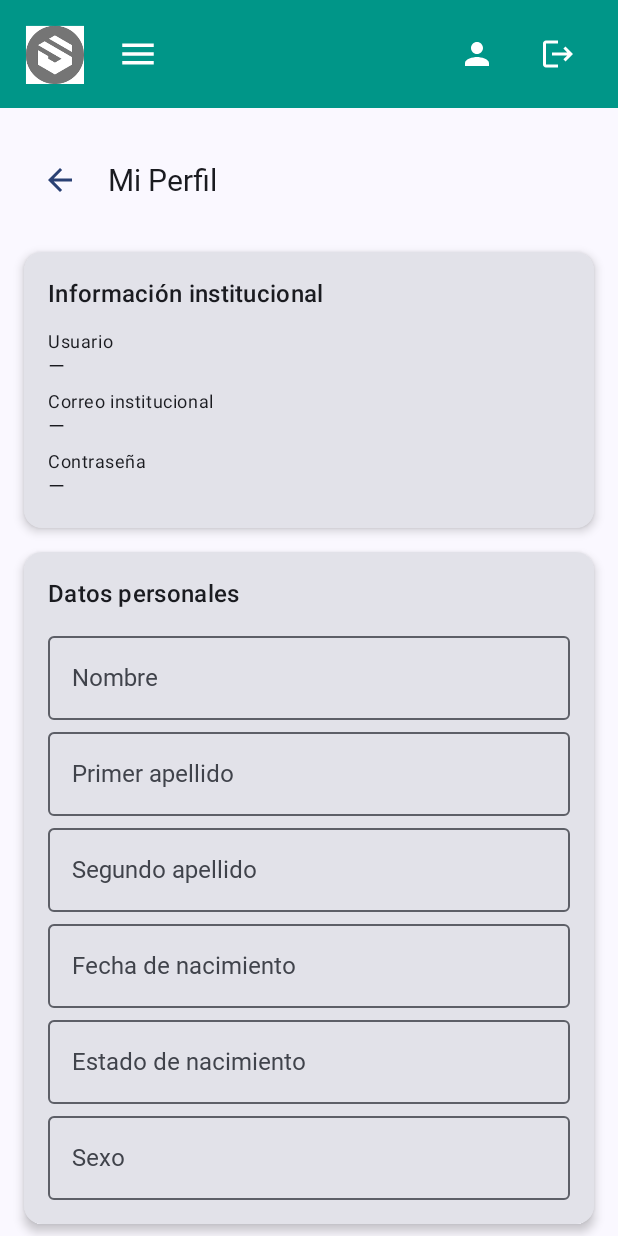
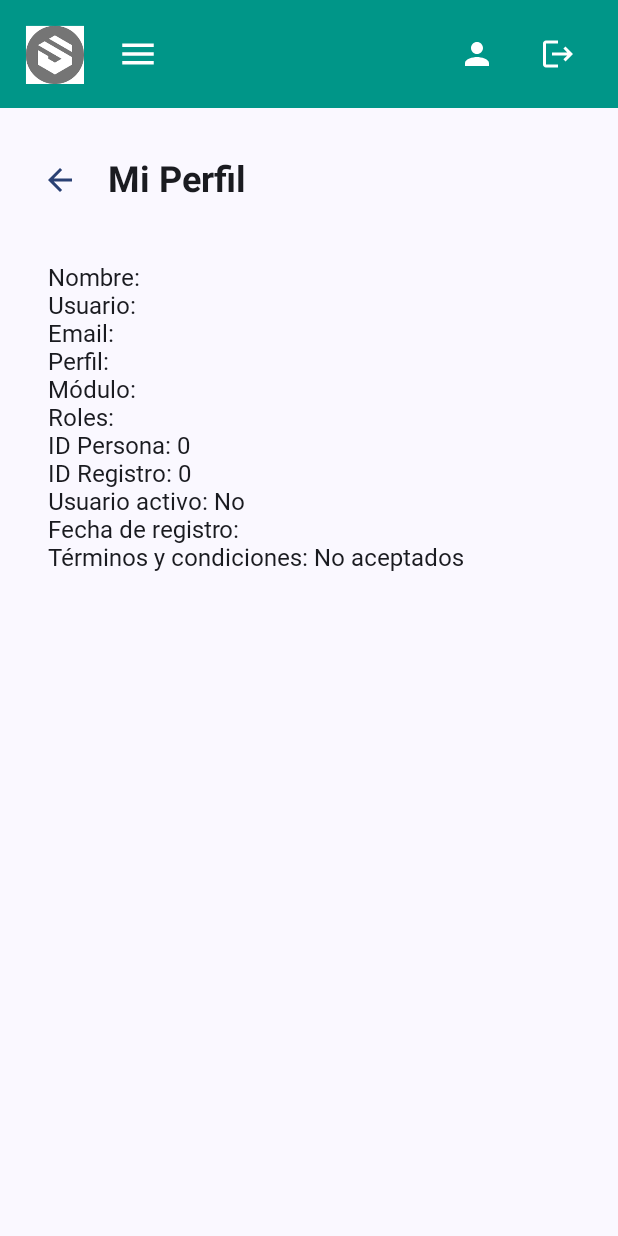
Before and after one commit to emishouse/ProyectoApp4B, an Android app built with Jetpack Compose: the composable PerfilScreen called with empty values, on a phone screen of 412 x 824 dp. Run offline under Robolectric (Android 15) with nearby library versions, the phone set to English and light mode, and no system bars; Roboto replaces fonts that are not available here.

Commit message:
Otra modificación de diseño

```diff
--- a/app/src/main/java/com/example/proyectoapp4b/navigation/AppNavHost.kt
+++ b/app/src/main/java/com/example/proyectoapp4b/navigation/AppNavHost.kt
@@ -87,7 +87,11 @@ fun AppNavHost() {
         }
 
         composable("recuperar") {
-            RecuperarContrasenaScreen(onBack = { navController.popBackStack() })
+            val uiState by loginViewModel.uiState.collectAsState()
+            val user = uiState.user
+
+            RecuperarContrasenaScreen(
+                onBack = { navController.popBackStack() })
         }
 
         composable(
@@ -178,9 +182,21 @@ fun AppNavHost() {
             arguments = listOf(navArgument("username") { type = NavType.StringType })
         ) { entry ->
             val username = entry.arguments?.getString("username") ?: ""
+            val uiState by loginViewModel.uiState.collectAsState()
+            val user = uiState.user
             PerfilScreen(
                 navController = navController,
-                username = username,
+                username = user?.username ?: "",
+                personFullName = user?.personFullName ?: "",
+                email = user?.email ?: "",
+                profileName = user?.profileName ?: "",
+                accessModule = user?.accessModule?: "",
+                personId = user?.personId ?: 0,
+                id = user?.id ?: 0,
+                register = user?.register ?: "",
+                roles = user?.roles ?: listOf(),
+                active = user?.active?: false,
+                termsConditions = user?.termsConditions?: false,
                 onLogout = {
                     loginViewModel.clearFields()
                     navController.navigate("login") { popUpTo("login") { inclusive = true } }
--- a/app/src/main/java/com/example/proyectoapp4b/ui/menu/MenuScreen.kt
+++ b/app/src/main/java/com/example/proyectoapp4b/ui/menu/MenuScreen.kt
@@ -83,7 +83,7 @@ fun MenuScreen(
                 Text("Consulta y edita tu información personal.")
             }
         }
-
+/*
         Spacer(modifier = Modifier.height(12.dp))
         // Datos básicos (Nombre, Usuario, Email)
         Card(
@@ -107,6 +107,8 @@ fun MenuScreen(
                 Text("Términos y condiciones: ${if (termsConditions) "Aceptados" else "No aceptados"}", style = MaterialTheme.typography.bodyLarge)
             }
         }
+
+ */
     }
 }
 
--- a/app/src/main/java/com/example/proyectoapp4b/ui/perfil/PerfilScreen.kt
+++ b/app/src/main/java/com/example/proyectoapp4b/ui/perfil/PerfilScreen.kt
@@ -1,6 +1,7 @@
 package com.example.proyectoapp4b.ui.perfil
 // Paquete donde vive esta pantalla. Organiza lógicamente todas las pantallas relacionadas con el perfil del usuario.
 
+import androidx.compose.foundation.clickable
 import androidx.compose.foundation.layout.*
 // Importa los elementos de layout básicos (Column, Row, Spacer, etc.)
 
@@ -11,7 +12,9 @@ import androidx.compose.foundation.verticalScroll
 // Habilita el comportamiento de scroll vertical dentro de un layout.
 
 import androidx.compose.material.icons.Icons
+import androidx.compose.material.icons.automirrored.filled.ArrowForward
 import androidx.compose.material.icons.filled.ArrowBack
+import androidx.compose.material.icons.filled.ArrowForward
 // Importa el icono de flecha hacia atrás para el botón de navegación.
 
 import androidx.compose.material3.*
@@ -24,9 +27,11 @@ import androidx.compose.ui.Alignment
 // Controla alineaciones dentro de filas y columnas.
 
 import androidx.compose.ui.Modifier
+import androidx.compose.ui.graphics.Color
 // Permite aplicar configuraciones visuales y de interacción a los composables (padding, fillMaxSize, etc).
 
 import androidx.compose.ui.text.font.FontWeight
+import androidx.compose.ui.text.style.TextAlign
 // Permite definir pesos/tipos de estilo tipográfico (Bold, Medium, etc.)
 
 import androidx.compose.ui.tooling.preview.Preview
@@ -53,42 +58,43 @@ import com.example.proyectoapp4b.ui.components.SigoTopBar
 
 @Composable
 fun PerfilScreen(
-    navController: NavController,        // Controlador de navegación para moverse entre pantallas.
-    username: String,                    // Nombre de usuario actual, recibido desde el login o menú.
-    onLogout: () -> Unit,                // Acción ejecutada al cerrar sesión.
-    onMenuPrincipal: () -> Unit,         // Acción para volver al menú principal.
-    viewModel: PerfilViewModel = viewModel()   // ViewModel que maneja los datos del perfil.
+    navController: NavController,
+    username: String,
+    personFullName: String,
+    email: String,
+    profileName: String,
+    accessModule: String,
+    personId: Int,
+    id: Int,
+    register: String,
+    roles: List<String>,
+    active: Boolean,
+    termsConditions: Boolean,
+    onLogout: () -> Unit,
+    onMenuPrincipal: () -> Unit,
+    viewModel: PerfilViewModel = viewModel()
 ) {
+    val usuarioState by viewModel.usuario.collectAsState()
 
-    val usuarioState by viewModel.usuario.collectAsState()
-    // Se obtiene el estado del usuario desde el ViewModel. collectAsState convierte el Flow en un estado observable por Compose.
-
-
-    // Cargar datos iniciales al entrar
     LaunchedEffect(username) {
         viewModel.cargarPerfil(username)
-        // Ejecuta la carga de datos del perfil cuando el username cambia o la pantalla inicia.
     }
 
     Column(
         modifier = Modifier
-            .fillMaxSize()                   // Ocupa toda la pantalla.
-            .verticalScroll(rememberScrollState())  // Permite desplazamiento vertical.
+            .fillMaxSize()
+            .verticalScroll(rememberScrollState())
     ) {
-
-        // TopBar: al hacer logout además de ejecutar onLogout limpiamos la navegación
+        // ✅ TopBar institucional con logout y navegación
         SigoTopBar(
-            username = username,           // Muestra el usuario en la barra superior.
+            username = username,
             onLogout = {
-                onLogout()                // Ejecuta la acción externa de cierre de sesión.
-
-                // Limpia el historial para evitar volver atrás después del logout.
+                onLogout()
                 navController.navigate("login") {
                     popUpTo(0) { inclusive = true }
                 }
             },
             onMenuPrincipal = {
-                // Navega al menú asegurando que no se acumulen pantallas previas.
                 navController.navigate("menu/$username") {
                     popUpTo("menu/$username") { inclusive = true }
                 }
@@ -97,182 +103,60 @@ fun PerfilScreen(
 
         Spacer(modifier = Modifier.height(24.dp))
 
-
+        // 🔙 Flecha + título
         Row(
             modifier = Modifier
                 .fillMaxWidth()
                 .padding(horizontal = 16.dp),
-            verticalAlignment = Alignment.CenterVertically   // Centra el contenido de la fila.
+            verticalAlignment = Alignment.CenterVertically
         ) {
-
             IconButton(onClick = { navController.popBackStack() }) {
                 Icon(
-                    imageVector = Icons.Default.ArrowBack,    // Flecha hacia atrás.
+                    imageVector = Icons.Default.ArrowBack,
                     contentDescription = "Regresar",
-                    tint = MaterialTheme.colorScheme.primary   // Color del ícono.
+                    tint = MaterialTheme.colorScheme.primary
                 )
             }
 
             Spacer(modifier = Modifier.width(8.dp))
 
             Text(
-                text = "Mi Perfil",                            // Título de pantalla.
-                style = MaterialTheme.typography.titleLarge,   // Estilo grande.
-                fontWeight = FontWeight.Bold                   // Negrita.
+                text = "Mi Perfil",
+                style = MaterialTheme.typography.headlineSmall,
+                fontWeight = FontWeight.Bold,
+                color = MaterialTheme.colorScheme.onBackground
             )
         }
 
 
+
         Spacer(modifier = Modifier.height(16.dp))
 
-
-        // Información institucional
-        PerfilCard(title = "Información institucional") {
-            // Campo mostrado en modo lectura
-            PerfilField(label = "Usuario", value = usuarioState.usuario)
-
-            PerfilField(label = "Correo institucional", value = usuarioState.correoInstitucional)
-
-            PerfilField(label = "Contraseña", value = usuarioState.contrasena)
-            // Estos datos vienen solo del servidor o del ViewModel.
-        }
-
-
-        // Datos personales (editable)
-        PerfilCard(title = "Datos personales") {
-
-            OutlinedTextField(
-                value = usuarioState.nombre,                    // Nombre actual.
-                onValueChange = { viewModel.actualizarNombre(it) }, // Actualiza en ViewModel.
-                label = { Text("Nombre") },
-                modifier = Modifier.fillMaxWidth()
-            )
-
-            OutlinedTextField(
-                value = usuarioState.primerApellido,
-                onValueChange = { viewModel.actualizarPrimerApellido(it) },
-                label = { Text("Primer apellido") },
-                modifier = Modifier.fillMaxWidth()
-            )
-
-            OutlinedTextField(
-                value = usuarioState.segundoApellido,
-                onValueChange = { viewModel.actualizarSegundoApellido(it) },
-                label = { Text("Segundo apellido") },
-                modifier = Modifier.fillMaxWidth()
-            )
-
-            OutlinedTextField(
-                value = usuarioState.fechaNacimiento,
-                onValueChange = { viewModel.actualizarFechaNacimiento(it) },
-                label = { Text("Fecha de nacimiento") },
-                modifier = Modifier.fillMaxWidth()
-            )
-
-            OutlinedTextField(
-                value = usuarioState.estadoNacimiento,
-                onValueChange = { viewModel.actualizarEstadoNacimiento(it) },
-                label = { Text("Estado de nacimiento") },
-                modifier = Modifier.fillMaxWidth()
-            )
-
-            OutlinedTextField(
-                value = usuarioState.sexo,
-                onValueChange = { viewModel.actualizarSexo(it) },
-                label = { Text("Sexo") },
-                modifier = Modifier.fillMaxWidth()
-            )
-        }
-
-
-        // Identificadores oficiales
-        PerfilCard(title = "Identificadores") {
-
-            OutlinedTextField(
-                value = usuarioState.curp,
-                onValueChange = { viewModel.actualizarCurp(it) },
-                label = { Text("CURP") },
-                modifier = Modifier.fillMaxWidth()
-            )
-
-            OutlinedTextField(
-                value = usuarioState.nss,
-                onValueChange = { viewModel.actualizarNss(it) },
-                label = { Text("Número de Seguridad Social") },
-                modifier = Modifier.fillMaxWidth()
-            )
-        }
-
-
-        // Contacto
-        PerfilCard(title = "Contacto") {
-
-            OutlinedTextField(
-                value = usuarioState.telefono,
-                onValueChange = { viewModel.actualizarTelefono(it) },
-                label = { Text("Teléfono") },
-                modifier = Modifier.fillMaxWidth()
-            )
-
-            OutlinedTextField(
-                value = usuarioState.correoAlternativo,
-                onValueChange = { viewModel.actualizarCorreoAlternativo(it) },
-                label = { Text("Correo alternativo") },
-                modifier = Modifier.fillMaxWidth()
-            )
+        // Datos básicos (Nombre, Usuario, Email)
+        Card(
+            modifier = Modifier
+                .fillMaxWidth()
+                .padding(horizontal = 16.dp),
+            elevation = CardDefaults.cardElevation(0.dp), // 🔹 sin sombra
+            colors = CardDefaults.cardColors(containerColor = Color.Transparent) // 🔹 sin fondo
+        ) {
+            Column(modifier = Modifier.padding(16.dp)) {
+                Text("Nombre: $personFullName", style = MaterialTheme.typography.bodyLarge)
+                Text("Usuario: $username", style = MaterialTheme.typography.bodyLarge)
+                Text("Email: $email", style = MaterialTheme.typography.bodyLarge)
+                Text("Perfil: $profileName", style = MaterialTheme.typography.bodyLarge)
+                Text("Módulo: $accessModule", style = MaterialTheme.typography.bodyLarge)
+                Text("Roles: ${roles.joinToString(", ")}", style = MaterialTheme.typography.bodyLarge)
+                Text("ID Persona: $personId", style = MaterialTheme.typography.bodyLarge)
+                Text("ID Registro: $id", style = MaterialTheme.typography.bodyLarge)
+                Text("Usuario activo: ${if (active) "Sí" else "No"}", style = MaterialTheme.typography.bodyLarge)
+                Text("Fecha de registro: $register", style = MaterialTheme.typography.bodyLarge)
+                Text("Términos y condiciones: ${if (termsConditions) "Aceptados" else "No aceptados"}", style = MaterialTheme.typography.bodyLarge)
+            }
         }
 
         Spacer(modifier = Modifier.height(20.dp))
     }
-}
-
-
-
-@Composable
-fun PerfilCard(title: String, content: @Composable ColumnScope.() -> Unit) {
-    // Contenedor reutilizable con estilo de tarjeta para agrupar secciones del perfil.
-    Card(
-        modifier = Modifier
-            .fillMaxWidth()
-            .padding(horizontal = 16.dp, vertical = 8.dp),
-        elevation = CardDefaults.cardElevation(defaultElevation = 4.dp)
-    ) {
-        Column(modifier = Modifier.padding(16.dp)) {
-            Text(text = title, style = MaterialTheme.typography.titleMedium)
-            Spacer(modifier = Modifier.height(8.dp))
-            content() // Inserta el contenido específico pasado como parámetro.
-        }
-    }
-}
-
-
-
-@Composable
-fun PerfilField(label: String, value: String) {
-    // Campo de lectura simple compuesto por etiqueta y valor.
-    Column(modifier = Modifier.padding(vertical = 4.dp)) {
-        Text(text = label, style = MaterialTheme.typography.bodySmall)
-        Text(
-            text = if (value.isEmpty()) "—" else value, // Muestra guion si no hay datos.
-            style = MaterialTheme.typography.bodyMedium
-        )
-    }
-}
-
-
-
-@Preview(showBackground = true)
-@Composable
-fun PerfilScreenPreview() {
-    // Crea un NavController simulado para la vista previa.
-    val navController = rememberNavController()
-
-    PerfilScreen(
-        navController = navController,
-        username = "UsuarioDemo",
-        onLogout = {},
-        onMenuPrincipal = {}
-    )
 }
 /**
  * RELACIÓN DE ESTA PANTALLA CON EL RESTO DEL PROYECTO
```
